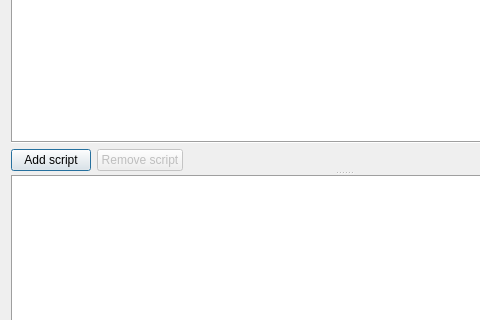
Before: the Qt Designer form src/home/flibrary/gui/dialogs/script/ScriptDialog.ui in heimdallr/books, drawn with Qt 5; both pictures show x 0 to 480 and y 115 to 435 of the 688 by 603 pixel window.
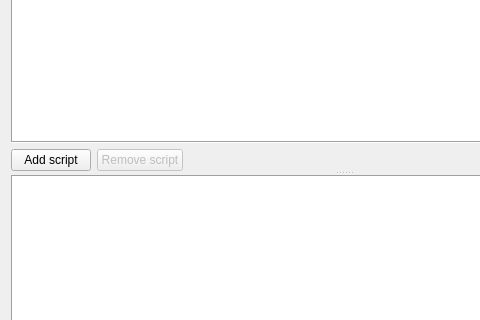
After: the same form once the commit is applied. Icons and pictures are not drawn.

The edit to the form file:
```diff
--- a/src/home/flibrary/gui/dialogs/script/ScriptDialog.ui
+++ b/src/home/flibrary/gui/dialogs/script/ScriptDialog.ui
@@ -44,6 +44,9 @@
            <property name="text">
             <string>Add script</string>
            </property>
+           <property name="autoDefault">
+            <bool>false</bool>
+           </property>
           </widget>
          </item>
          <item>
```
Left out of the diff: 15 changed lines with no effect on the pictures.
